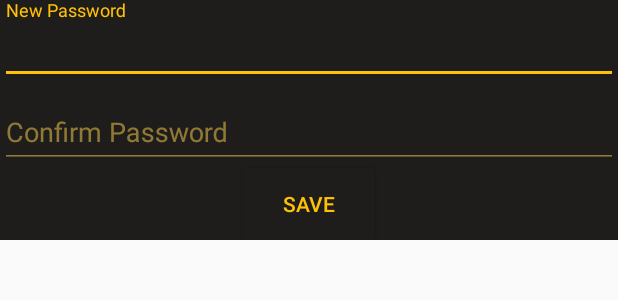
After one commit to Lepuff/lightWeight, an Android app: the layout dialog_change_password.xml on its own in the app's theme, with its tools: preview values and no code run, on a phone screen of 412 x 824 dp. The commit adds this screen. Shown: the top 300 px of the screen. Run offline under Robolectric (Android 15) with nearby library versions, the phone set to English and light mode, and no system bars.

Commit message:
profilefrag_savepassword_dialog_layout_done

```diff
--- /dev/null
+++ b/app/src/main/res/layout/dialog_change_password.xml
@@ -0,0 +1,57 @@
+<?xml version="1.0" encoding="utf-8"?>
+<androidx.constraintlayout.widget.ConstraintLayout xmlns:android="http://schemas.android.com/apk/res/android"
+    xmlns:app="http://schemas.android.com/apk/res-auto"
+    xmlns:tools="http://schemas.android.com/tools"
+    android:layout_width="match_parent"
+    android:layout_height="wrap_content"
+    android:background="@color/background_item">
+
+    <LinearLayout
+        android:id="@+id/change_password_linear_layout"
+        android:layout_width="match_parent"
+        android:layout_height="match_parent"
+        android:orientation="vertical"
+        tools:layout_editor_absoluteX="1dp"
+        tools:layout_editor_absoluteY="1dp">
+
+        <com.google.android.material.textfield.TextInputLayout
+            android:layout_width="match_parent"
+            android:layout_height="wrap_content"
+            android:theme="@style/TextInputLayoutAppearance">
+
+            <com.google.android.material.textfield.TextInputEditText
+                android:id="@+id/dialog_change_password_edittext"
+                android:layout_width="match_parent"
+                android:layout_height="wrap_content"
+                android:hint="@string/new_password"
+                android:inputType="textPassword"
+                android:textColor="@color/text_item"/>
+        </com.google.android.material.textfield.TextInputLayout>
+
+        <com.google.android.material.textfield.TextInputLayout
+            android:layout_width="match_parent"
+            android:layout_height="wrap_content"
+            android:theme="@style/TextInputLayoutAppearance">
+
+            <com.google.android.material.textfield.TextInputEditText
+                android:id="@+id/dialog_confirm_password_edittext"
+                android:layout_width="match_parent"
+                android:layout_height="wrap_content"
+                android:hint="@string/confirm_password"
+                android:inputType="textPassword"
+                android:textColor="@color/text_item"/>
+        </com.google.android.material.textfield.TextInputLayout>
+    </LinearLayout>
+
+    <Button
+        android:id="@+id/save_password_button"
+        android:layout_width="wrap_content"
+        android:layout_height="wrap_content"
+        android:background="@color/background_button"
+        android:text="@string/save"
+        android:textColor="@color/text_button"
+        app:layout_constraintBottom_toBottomOf="parent"
+        app:layout_constraintEnd_toEndOf="parent"
+        app:layout_constraintStart_toStartOf="parent"
+        app:layout_constraintTop_toBottomOf="@id/change_password_linear_layout"/>
+</androidx.constraintlayout.widget.ConstraintLayout>
--- a/app/src/main/res/values/strings.xml
+++ b/app/src/main/res/values/strings.xml
@@ -69,7 +69,6 @@
     <string name="profile_email">Email:</string>
     <string name="profile_information">Profile information</string>
     <string name="new_password">New Password</string>
-    <string name="confirm_password">Confirm password</string>
     <string name="save_password">Save password</string>
     <string name="login_failed">Login failed</string>
     <string name="average_force">Average force</string>
@@ -81,6 +80,7 @@
     <string name="edit_profile">Edit profile</string>
     <string name="change_password">Change password</string>
     <string name="friends">Friends</string>
+    <string name="confirm_password">Confirm Password</string>
 
     <!--Todo allt efter detta! -->
 
```
